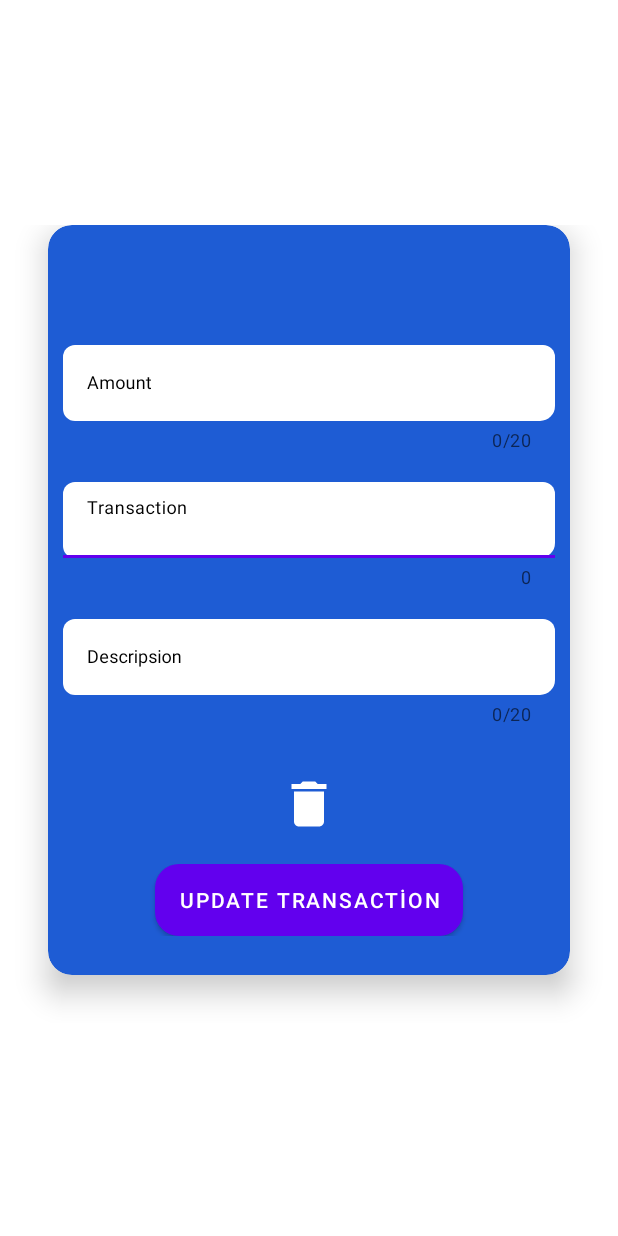
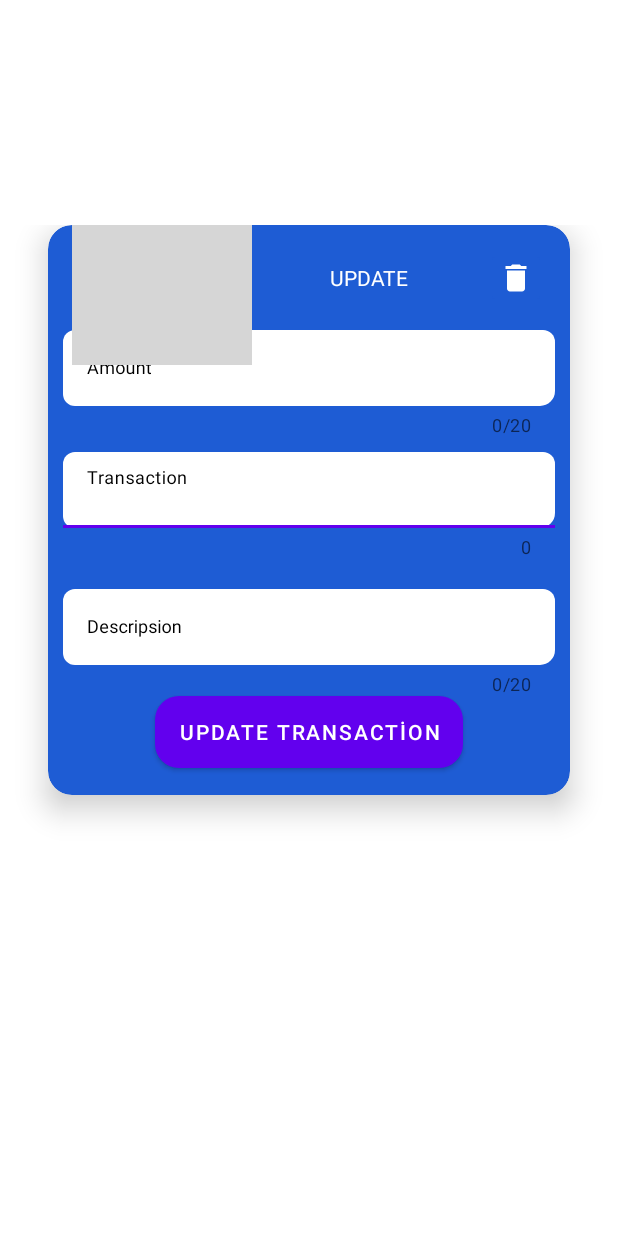
Before and after one commit to srdrakcay/Budges, an Android app: the layout dialog_balance.xml on its own in the app's theme, with its tools: preview values and no code run, on a phone screen of 412 x 824 dp. Run offline under Robolectric (Android 15) with nearby library versions, the phone set to English and light mode, and no system bars; grey boxes are pictures that could not be loaded.

Commit message:
changing dialog layout

```diff
--- a/app/src/main/res/drawable/bottom_bar.xml
+++ b/app/src/main/res/drawable/bottom_bar.xml
@@ -1,6 +1,8 @@
 <?xml version="1.0" encoding="utf-8"?>
+
+
 <shape xmlns:android="http://schemas.android.com/apk/res/android"
-    android:shape="rectangle" >
+    android:shape="rectangle">
 
 
     <solid android:color="@color/bottomBar">
--- /dev/null
+++ b/app/src/main/res/drawable/next.xml
@@ -0,0 +1,5 @@
+<vector android:autoMirrored="true" android:height="24dp"
+    android:tint="#FFFFFF" android:viewportHeight="24"
+    android:viewportWidth="24" android:width="24dp" xmlns:android="http://schemas.android.com/apk/res/android">
+    <path android:fillColor="@android:color/white" android:pathData="M12,4l-1.41,1.41L16.17,11H4v2h12.17l-5.58,5.59L12,20l8,-8z"/>
+</vector>
--- a/app/src/main/res/layout/activity_home.xml
+++ b/app/src/main/res/layout/activity_home.xml
@@ -15,7 +15,7 @@
         android:layout_marginBottom="16dp"
         android:layout_marginEnd="16dp"
         app:itemTextColor="@color/white"
-        app:itemIconTint="@color/item"
+        app:itemIconTint="@color/white"
         android:background="@drawable/bottom_bar"
         app:layout_constraintBottom_toBottomOf="parent"
         app:layout_constraintLeft_toLeftOf="parent"
--- a/app/src/main/res/layout/dialog_balance.xml
+++ b/app/src/main/res/layout/dialog_balance.xml
@@ -7,6 +7,7 @@
     android:layout_marginTop="150dp">
 
     <androidx.cardview.widget.CardView
+        android:id="@+id/cardView2"
         android:layout_width="match_parent"
         android:layout_height="wrap_content"
         android:layout_marginStart="32dp"
@@ -23,13 +24,52 @@
 
         <androidx.constraintlayout.widget.ConstraintLayout
             android:layout_width="match_parent"
-            android:layout_height="500dp">
+            android:layout_height="380dp">
+
+            <ImageButton
+                android:id="@+id/backButton"
+                android:layout_width="wrap_content"
+                android:layout_height="wrap_content"
+                android:layout_marginStart="16dp"
+                android:layout_marginTop="16dp"
+                android:layout_marginBottom="16dp"
+                android:backgroundTint="@color/amountBackground"
+                android:minHeight="48dp"
+                app:layout_constraintBottom_toTopOf="@+id/transactionAmount"
+                app:layout_constraintStart_toStartOf="parent"
+                app:layout_constraintTop_toTopOf="parent"
+                app:srcCompat="@drawable/back"
+                tools:ignore="SpeakableTextPresentCheck" />
+
+            <ImageButton
+                android:id="@+id/deleteData"
+                android:layout_width="40dp"
+                android:layout_height="40dp"
+                android:layout_marginTop="16dp"
+                android:layout_marginEnd="16dp"
+                android:layout_marginBottom="16dp"
+                android:backgroundTint="@color/amountBackground"
+                android:src="@drawable/delete"
+                app:layout_constraintBottom_toTopOf="@+id/transactionAmount"
+                app:layout_constraintEnd_toEndOf="parent"
+                app:layout_constraintTop_toTopOf="parent" />
+
+            <TextView
+                android:id="@+id/textView7"
+                android:layout_width="wrap_content"
+                android:layout_height="wrap_content"
+                android:text="UPDATE"
+                android:textColor="@color/white"
+                app:layout_constraintBottom_toTopOf="@+id/transactionAmount"
+                app:layout_constraintEnd_toStartOf="@+id/deleteData"
+                app:layout_constraintStart_toEndOf="@+id/backButton"
+                app:layout_constraintTop_toTopOf="parent" />
 
             <com.google.android.material.textfield.TextInputLayout
                 android:id="@+id/updateText"
                 android:layout_width="match_parent"
                 android:layout_height="wrap_content"
-                android:layout_marginTop="20dp"
+                android:layout_marginTop="10dp"
                 android:hint="Transaction"
                 android:paddingLeft="10sp"
                 android:paddingRight="10sp"
@@ -60,7 +100,7 @@
                 android:id="@+id/transactionAmount"
                 android:layout_width="match_parent"
                 android:layout_height="wrap_content"
-                android:layout_marginTop="80dp"
+                android:layout_marginTop="70dp"
                 android:hint="Amount"
                 android:paddingLeft="10sp"
                 android:paddingRight="10sp"
@@ -128,24 +168,20 @@
                 app:layout_constraintTop_toBottomOf="@+id/productdesc"
                 tools:layout_editor_absoluteX="0dp">
 
-                <Button
-                    android:id="@+id/updateButton"
-                    android:layout_width="wrap_content"
-                    android:layout_height="wrap_content"
-                    android:layout_gravity="center"
-                    android:background="@drawable/button_bacground"
-                    android:text="UPDATE TRANSACTİON" />
             </LinearLayout>
 
-            <ImageView
-                android:id="@+id/deleteData"
-                android:layout_width="40dp"
-                android:layout_height="40dp"
-                android:layout_marginTop="32dp"
-                android:src="@drawable/delete"
+            <Button
+                android:id="@+id/updateButton"
+                android:layout_width="wrap_content"
+                android:layout_height="wrap_content"
+                android:layout_gravity="center"
+                android:background="@drawable/button_bacground"
+                android:backgroundTint="@color/amountBackground"
+                android:text="UPDATE TRANSACTİON"
                 app:layout_constraintEnd_toEndOf="parent"
                 app:layout_constraintStart_toStartOf="parent"
                 app:layout_constraintTop_toBottomOf="@+id/productdesc" />
+
         </androidx.constraintlayout.widget.ConstraintLayout>
     </androidx.cardview.widget.CardView>
 
--- a/app/src/main/res/layout/expanse_item.xml
+++ b/app/src/main/res/layout/expanse_item.xml
@@ -14,7 +14,7 @@
         android:layout_marginStart="2dp"
         android:layout_marginEnd="2dp"
         app:cardCornerRadius="8dp"
-        app:cardElevation="8sp"
+
         android:layout_marginBottom="2dp"
         android:backgroundTint="@color/item"
         app:layout_constraintBottom_toBottomOf="parent"
--- a/app/src/main/res/layout/fragment_currency.xml
+++ b/app/src/main/res/layout/fragment_currency.xml
@@ -4,7 +4,7 @@
     xmlns:tools="http://schemas.android.com/tools"
     android:layout_width="match_parent"
     android:layout_height="match_parent"
-    android:background="@drawable/home_background"
+    android:background="@drawable/backround"
     tools:context=".ui.currency.CurrencyFragment">
 
 
@@ -14,7 +14,7 @@
         android:layout_height="0dp"
         android:layout_marginStart="8dp"
         android:layout_marginEnd="8dp"
-        android:layout_marginBottom="32dp"
+        android:layout_marginBottom="65dp"
         app:layout_constraintBottom_toBottomOf="parent"
         app:layout_constraintEnd_toEndOf="parent"
         app:layout_constraintStart_toStartOf="parent"
@@ -24,6 +24,7 @@
         android:id="@+id/cardView3"
         android:layout_width="match_parent"
         android:layout_height="wrap_content"
+        android:backgroundTint="@color/item"
         android:layout_marginStart="16dp"
         android:layout_marginTop="32dp"
         app:cardCornerRadius="5dp"
--- a/app/src/main/res/layout/income_item.xml
+++ b/app/src/main/res/layout/income_item.xml
@@ -17,7 +17,6 @@
         android:layout_marginBottom="2dp"
         android:backgroundTint="@color/item"
         app:cardCornerRadius="8dp"
-        app:cardElevation="8dp"
         app:layout_constraintBottom_toBottomOf="parent"
         app:layout_constraintEnd_toEndOf="parent"
         app:layout_constraintStart_toStartOf="parent"
--- a/app/src/main/res/values/themes.xml
+++ b/app/src/main/res/values/themes.xml
@@ -9,7 +9,6 @@
         <item name="colorSecondary">@color/teal_200</item>
         <item name="colorSecondaryVariant">@color/teal_700</item>
         <item name="colorOnSecondary">@color/black</item>
-
         <!-- Status bar color. -->
         <item name="android:statusBarColor" tools:targetApi="l">?attr/colorPrimaryVariant</item>
 
```
Also changed, not shown: app/src/main/java/com/serdar/budges/ui/components/BalanceDialog.kt (+7 -1 lines), app/src/main/res/layout/crypto_layout.xml (+20 -24 lines), app/src/main/res/layout/fragment_bottom_bill.xml (deleted, +0 -55 lines), app/src/main/res/layout/fragment_first.xml (+5 -2 lines), app/src/main/res/layout/fragment_second.xml (+7 -3 lines), app/src/main/res/layout/fragment_third.xml (+7 -3 lines), app/src/main/res/layout/fragment_update.xml (deleted, +0 -132 lines).
